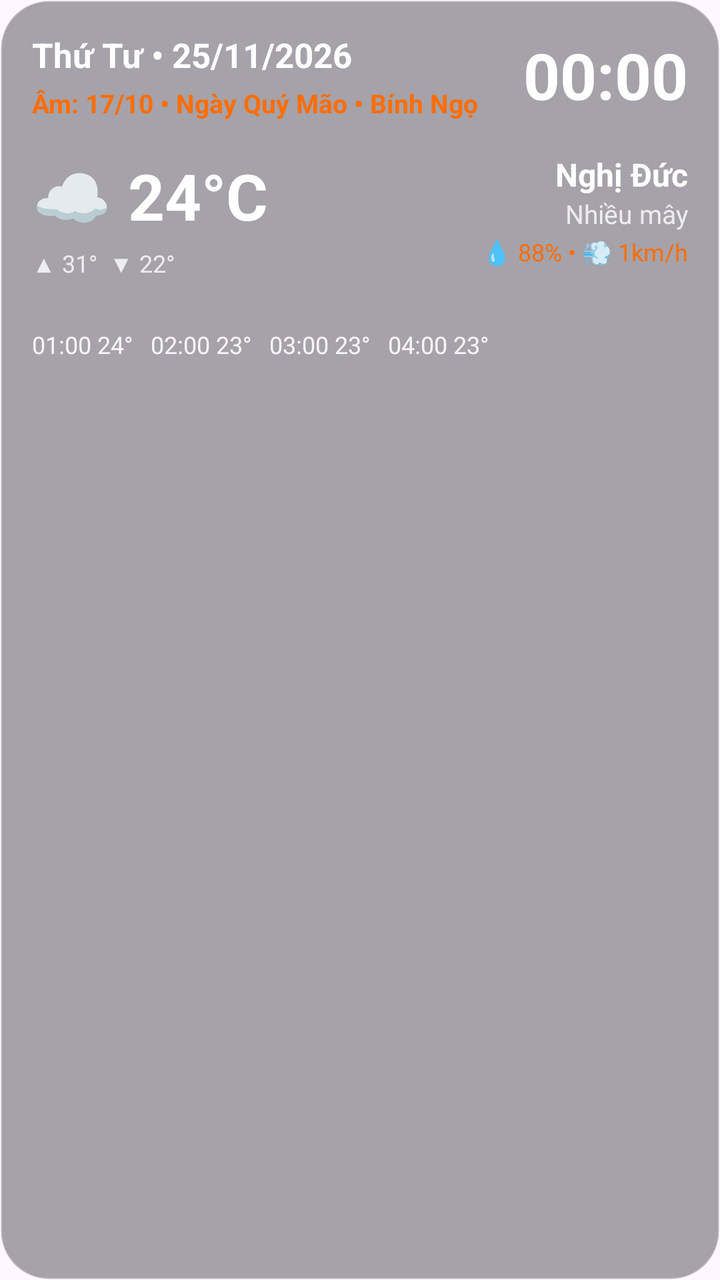
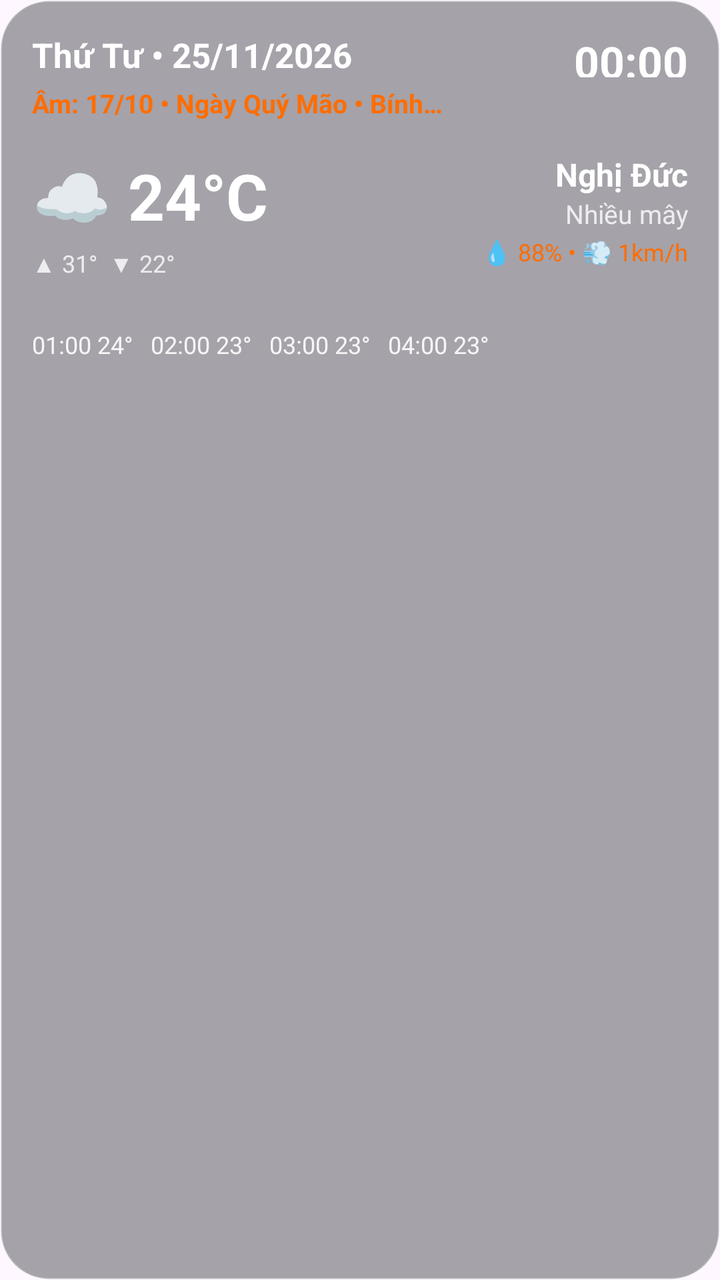

The first picture is an Android layout as it rendered before a commit; the second is the same layout after the commit. The layout source and the unified diff follow.
<!-- AndroidManifest.xml: application theme Theme.Material3.DayNight.NoActionBar -->
<!-- res/layout/widget_4x4.xml -->
<?xml version="1.0" encoding="utf-8"?>
<RelativeLayout xmlns:android="http://schemas.android.com/apk/res/android"
    android:id="@+id/widget_root"
    android:layout_width="match_parent"
    android:layout_height="match_parent"
    android:background="@drawable/bg_widget_glass_dark"
    android:padding="16dp">

    <TextView
        android:id="@+id/tv_solar_date"
        android:layout_width="wrap_content"
        android:layout_height="wrap_content"
        android:fontFamily="sans-serif"
        android:text="Thứ Tư • 25/11/2026"
        android:textColor="#FFFFFF"
        android:textSize="17sp"
        android:textStyle="bold" />

    <TextClock
        android:id="@+id/tc_clock"
        android:layout_width="wrap_content"
        android:layout_height="wrap_content"
        android:layout_alignParentEnd="true"
        android:layout_alignParentTop="true"
        android:fontFamily="sans-serif"
        android:format12Hour="HH:mm"
        android:format24Hour="HH:mm"
        android:maxLines="1"
        android:textColor="#FFFFFF"
        android:textSize="32sp"
        android:textStyle="bold" />

    <TextView
        android:id="@+id/tv_update_time"
        android:layout_width="wrap_content"
        android:layout_height="wrap_content"
        android:visibility="gone" />

    <TextView
        android:id="@+id/tv_lunar_date"
        android:layout_width="wrap_content"
        android:layout_height="wrap_content"
        android:layout_below="@id/tv_solar_date"
        android:layout_marginTop="4dp"
        android:fontFamily="sans-serif"
        android:text="Âm: 17/10 • Ngày Quý Mão • Bính Ngọ"
        android:textColor="#FF6D00"
        android:textSize="13sp"
        android:textStyle="bold" />

    <LinearLayout
        android:id="@+id/layout_middle_4x4"
        android:layout_width="match_parent"
        android:layout_height="wrap_content"
        android:layout_below="@id/tv_lunar_date"
        android:layout_marginTop="16dp"
        android:orientation="horizontal">

        <LinearLayout
            android:layout_width="0dp"
            android:layout_height="wrap_content"
            android:layout_weight="1"
            android:orientation="vertical">

            <TextView
                android:id="@+id/tv_temp"
                android:layout_width="wrap_content"
                android:layout_height="wrap_content"
                android:fontFamily="sans-serif"
                android:text="☁ 24°C"
                android:textColor="#FFFFFF"
                android:textSize="32sp"
                android:textStyle="bold" />

            <TextView
                android:id="@+id/tv_min_max"
                android:layout_width="wrap_content"
                android:layout_height="wrap_content"
                android:layout_marginTop="4dp"
                android:fontFamily="sans-serif"
                android:text="▲ 31°  ▼ 22°"
                android:textColor="#CCFFFFFF"
                android:textSize="12sp" />
        </LinearLayout>

        <LinearLayout
            android:layout_width="wrap_content"
            android:layout_height="wrap_content"
            android:gravity="end"
            android:orientation="vertical">

            <TextView
                android:id="@+id/tv_location"
                android:layout_width="wrap_content"
                android:layout_height="wrap_content"
                android:fontFamily="sans-serif"
                android:text="Nghị Đức"
                android:textColor="#FFFFFF"
                android:textSize="16sp"
                android:textStyle="bold" />

            <TextView
                android:id="@+id/tv_condition"
                android:layout_width="wrap_content"
                android:layout_height="wrap_content"
                android:fontFamily="sans-serif"
                android:text="Nhiều mây"
                android:textColor="#CCFFFFFF"
                android:textSize="13sp" />

            <TextView
                android:id="@+id/tv_humidity_wind"
                android:layout_width="wrap_content"
                android:layout_height="wrap_content"
                android:layout_marginTop="2dp"
                android:fontFamily="sans-serif"
                android:text="💧 88% • 💨 1km/h"
                android:textColor="#FF6D00"
                android:textSize="12sp" />
        </LinearLayout>
    </LinearLayout>

    <TextView
        android:id="@+id/tv_hourly"
        android:layout_width="wrap_content"
        android:layout_height="wrap_content"
        android:layout_below="@id/layout_middle_4x4"
        android:layout_marginTop="24dp"
        android:fontFamily="sans-serif"
        android:text="01:00 24°   02:00 23°   03:00 23°   04:00 23°"
        android:textColor="#E6FFFFFF"
        android:textSize="12sp" />

    <TextView
        android:id="@+id/tv_signature"
        android:layout_width="wrap_content"
        android:layout_height="wrap_content"
        android:layout_alignParentEnd="true"
        android:layout_alignParentBottom="true"
        android:alpha="0.9"
        android:fontFamily="sans-serif"
        android:text=""
        android:textColor="#FFFFFF"
        android:textSize="11sp"
        android:textStyle="italic" />
</RelativeLayout>
<!-- resources referenced by this layout -->
<resources>
  <!-- drawable bg_widget_glass_dark (drawable) -->
  <?xml version="1.0" encoding="utf-8"?>
  <shape xmlns:android="http://schemas.android.com/apk/res/android">
      <solid android:color="#661E2229" />
      <corners android:radius="24dp" />
      <stroke
          android:width="1dp"
          android:color="#4DFFFFFF" />
  </shape>
</resources>

<!-- the commit's change to res/layout/widget_4x4.xml (unified diff, before → after) -->
@@ -10,7 +10,12 @@
         android:id="@+id/tv_solar_date"
         android:layout_width="wrap_content"
         android:layout_height="wrap_content"
+        android:layout_alignParentStart="true"
+        android:layout_alignParentTop="true"
+        android:layout_marginEnd="120dp"
+        android:ellipsize="end"
         android:fontFamily="sans-serif"
+        android:maxLines="1"
         android:text="Thứ Tư • 25/11/2026"
         android:textColor="#FFFFFF"
         android:textSize="17sp"
@@ -20,14 +25,16 @@
         android:id="@+id/tc_clock"
         android:layout_width="wrap_content"
         android:layout_height="wrap_content"
+        android:layout_alignTop="@id/tv_solar_date"
+        android:layout_alignBottom="@id/tv_solar_date"
         android:layout_alignParentEnd="true"
-        android:layout_alignParentTop="true"
         android:fontFamily="sans-serif"
         android:format12Hour="HH:mm"
         android:format24Hour="HH:mm"
+        android:gravity="center_vertical|end"
         android:maxLines="1"
         android:textColor="#FFFFFF"
-        android:textSize="32sp"
+        android:textSize="22sp"
         android:textStyle="bold" />
 
     <TextView
@@ -41,8 +48,12 @@
         android:layout_width="wrap_content"
         android:layout_height="wrap_content"
         android:layout_below="@id/tv_solar_date"
+        android:layout_alignParentStart="true"
         android:layout_marginTop="4dp"
+        android:layout_marginEnd="120dp"
+        android:ellipsize="end"
         android:fontFamily="sans-serif"
+        android:maxLines="1"
         android:text="Âm: 17/10 • Ngày Quý Mão • Bính Ngọ"
         android:textColor="#FF6D00"
         android:textSize="13sp"
